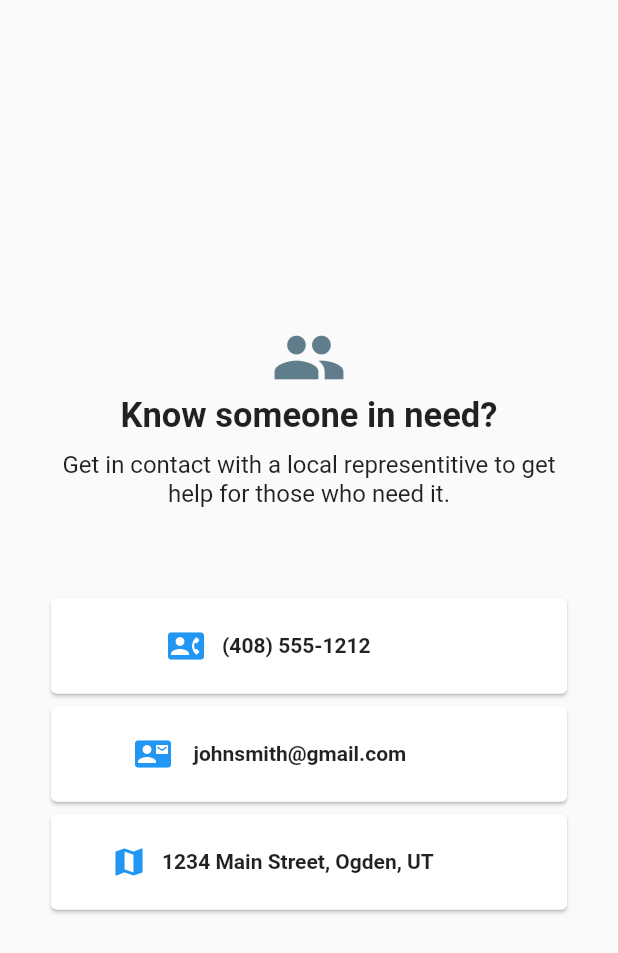
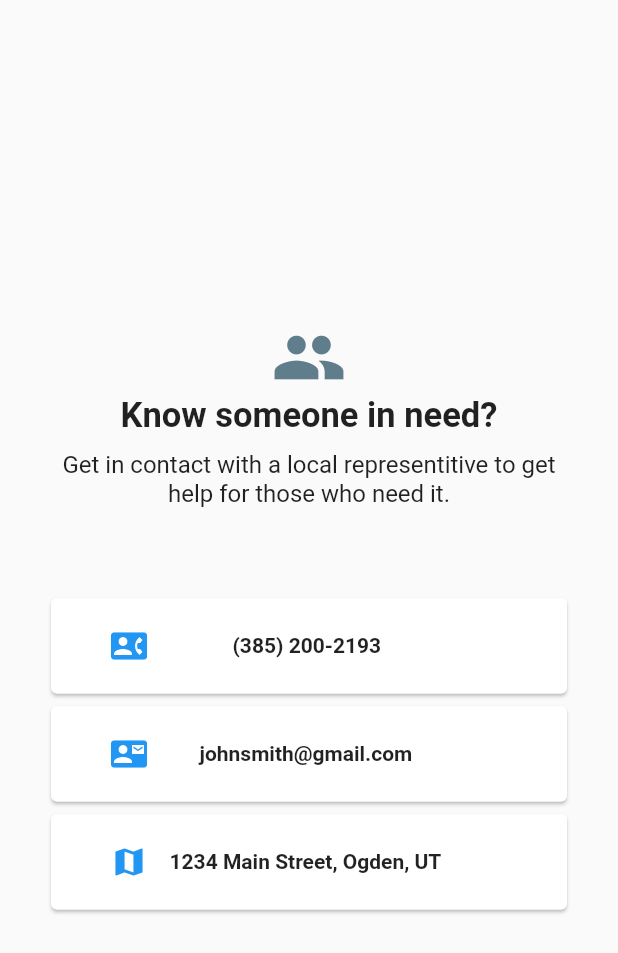
Before and after one commit to dshareit/HackUSU2017, a Flutter app: the ThirdPage screen opened directly, after a tap on "johnsmith@gmail.com", on a phone screen of 412 x 824 dp. Shown: the top 953 px of the screen. Run offline on Flutter 3.47's test engine with Material 2 defaults, Android fonts, the phone set to English and light mode, and no system bars; our stand-ins replace firebase_analytics, firebase_auth, firebase_database, google_sign_in; accounts and stored records are empty.

Commit message:
Small changes

```diff
--- a/lib/thirdPage.dart
+++ b/lib/thirdPage.dart
@@ -48,16 +48,16 @@ class _ThirdPageState extends State<ThirdPage> {
                         children: <Widget>[
                           new Padding(
                               padding: new EdgeInsets.fromLTRB(
-                                  38.0, 0.0, 20.0, 0.0)),
+                                  0.0, 0.0, 20.0, 0.0)),
                           new Icon(
                             Icons.contact_phone,
                             color: Colors.blue[500],
                           ),
                           new Padding(
                               padding:
-                              new EdgeInsets.fromLTRB(12.0, 0.0, 0.0, 0.0)),
+                              new EdgeInsets.fromLTRB(12.0, 0.0, 45.0, 0.0)),
                           new Text(
-                            '(408) 555-1212',
+                            '(385) 200-2193',
                             style: new TextStyle(fontWeight: FontWeight.w600),
                           ),
                         ],
@@ -74,14 +74,14 @@ class _ThirdPageState extends State<ThirdPage> {
                         children: <Widget>[
                           new Padding(
                               padding: new EdgeInsets.fromLTRB(
-                                  16.0, 0.0, 20.0, 0.0)),
+                                  0.0, 0.0, 20.0, 0.0)),
                           new Icon(
                             Icons.contact_mail,
                             color: Colors.blue[500],
                           ),
                           new Padding(
                               padding:
-                              new EdgeInsets.fromLTRB(15.0, 0.0, 0.0, 0.0)),
+                              new EdgeInsets.fromLTRB(35.0, 0.0, 0.0, 0.0)),
                           new Text(
                             'johnsmith@gmail.com',
                             style: new TextStyle(fontWeight: FontWeight.w600),
@@ -91,7 +91,7 @@ class _ThirdPageState extends State<ThirdPage> {
                     ),
                   ),
                 ),
-                new InkWell(onTap: _launchPhoneURL,
+                new InkWell(
                   child: new Card(
                     child: new Container(
                       padding: new EdgeInsets.all(20.0),
@@ -107,7 +107,7 @@ class _ThirdPageState extends State<ThirdPage> {
                           ),
                           new Padding(
                               padding:
-                              new EdgeInsets.fromLTRB(10.0, 0.0, 0.0, 0.0)),
+                              new EdgeInsets.fromLTRB(15.0, 0.0, 0.0, 0.0)),
                           new Text(
                             '1234 Main Street, Ogden, UT',
                             style: new TextStyle(fontWeight: FontWeight.w600),
@@ -127,7 +127,7 @@ class _ThirdPageState extends State<ThirdPage> {
 
   _launchEmailURL() async {
     const url =
-        'mailto:smith@example.org?subject=Someone%20Needs%20Help&body=New%20plugin';
+        'mailto:johnsmith@gmail.com?subject=Someone%20Needs%20Help&body=Hello%20there';
     if (await canLaunch(url)) {
       await launch(url);
     } else {
@@ -136,7 +136,7 @@ class _ThirdPageState extends State<ThirdPage> {
   }
 
   _launchPhoneURL() async {
-    const url = 'tel:+18016780047';
+    const url = 'tel:+13852002193';
     if (await canLaunch(url)) {
       await launch(url);
     } else {
```
